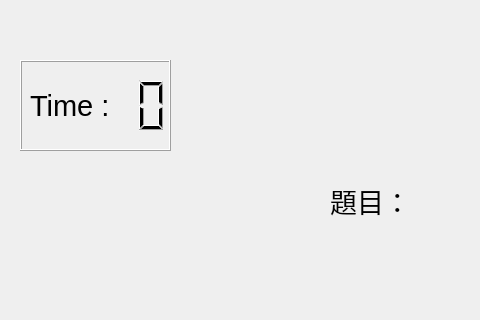
Before: the Qt Designer form mainwindow.ui in qaz5823091/English_Typing_Game, drawn with Qt 5; both pictures show x 0 to 480 and y 0 to 320 of the 780 by 503 pixel window.
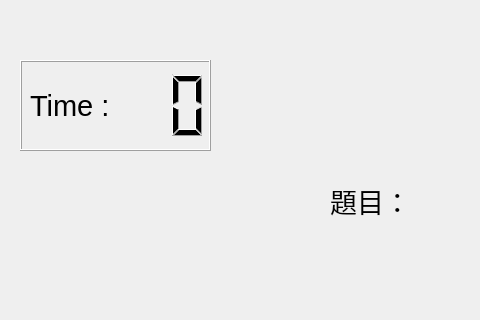
After: the same form once the commit is applied. Icons and pictures are not drawn.

Patch:
```diff
--- a/mainwindow.ui
+++ b/mainwindow.ui
@@ -109,10 +109,16 @@
        <rect>
         <x>20</x>
         <y>60</y>
-        <width>151</width>
+        <width>191</width>
         <height>91</height>
        </rect>
       </property>
+      <property name="font">
+       <font>
+        <family>Agency FB</family>
+        <pointsize>9</pointsize>
+       </font>
+      </property>
      </widget>
      <widget class="QLabel" name="input">
       <property name="enabled">
```
Left out of the diff: 2 changed lines with no effect on the pictures.
